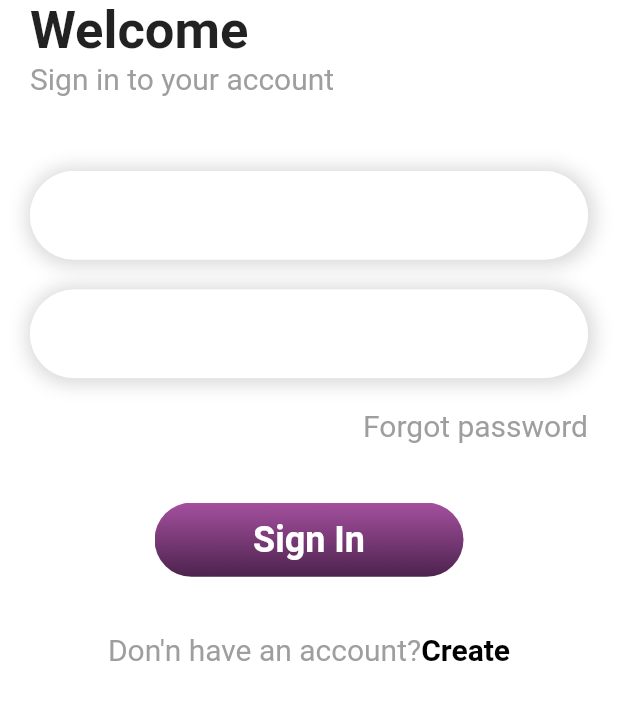
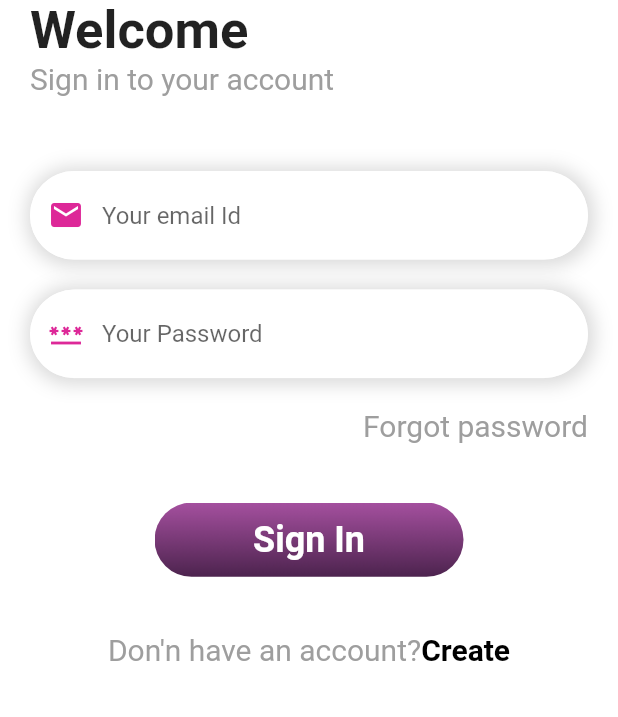
Before and after one commit to Helping-Hands-Charity/Helping-Hands-Mobile, a Flutter app: the screen it shows after launch, on a phone screen of 412 x 824 dp, the part 519-1236 px from its top. Run offline on Flutter 3.47's test engine with Material 2 defaults, Android fonts, the phone set to English and light mode, and no system bars; our stand-ins replace get.

```diff
--- a/lib/login_page.dart
+++ b/lib/login_page.dart
@@ -1,4 +1,7 @@
+import 'package:flutter/gestures.dart';
 import 'package:flutter/material.dart';
+import 'package:get/get.dart';
+import 'package:helpinghands/signup.dart';
 
 class LoginPage extends StatefulWidget {
   const LoginPage({super.key});
@@ -58,6 +61,11 @@ class _LoginPageState extends State<LoginPage> {
                   ),
                   child: TextField(
                     decoration: InputDecoration(
+                      hintText: "Your email Id",
+                      prefixIcon: Icon(
+                        Icons.email,
+                        color: Color.fromARGB(255, 221, 40, 152),
+                      ),
                       focusedBorder: OutlineInputBorder(
                         borderRadius: BorderRadius.circular(30),
                         borderSide: BorderSide(color: Colors.white, width: 1.0),
@@ -90,6 +98,11 @@ class _LoginPageState extends State<LoginPage> {
                   ),
                   child: TextField(
                     decoration: InputDecoration(
+                      hintText: "Your Password",
+                      prefixIcon: Icon(
+                        Icons.password_sharp,
+                        color: Color.fromARGB(255, 221, 40, 152),
+                      ),
                       focusedBorder: OutlineInputBorder(
                         borderRadius: BorderRadius.circular(30),
                         borderSide: BorderSide(color: Colors.white, width: 0.6),
@@ -161,8 +174,10 @@ class _LoginPageState extends State<LoginPage> {
                         color: Colors.black,
                         fontSize: 20,
                         fontWeight: FontWeight.bold),
-                  )
-                ]),
+                    recognizer: TapGestureRecognizer()
+                      ..onTap = () => Get.to(() => SignUpPage())),
+              ],
+            ),
           )
         ],
       ),
```
Also changed, not shown: lib/signup.dart (+17 -6 lines). Lines whose indentation alone changed are shown as unchanged.
